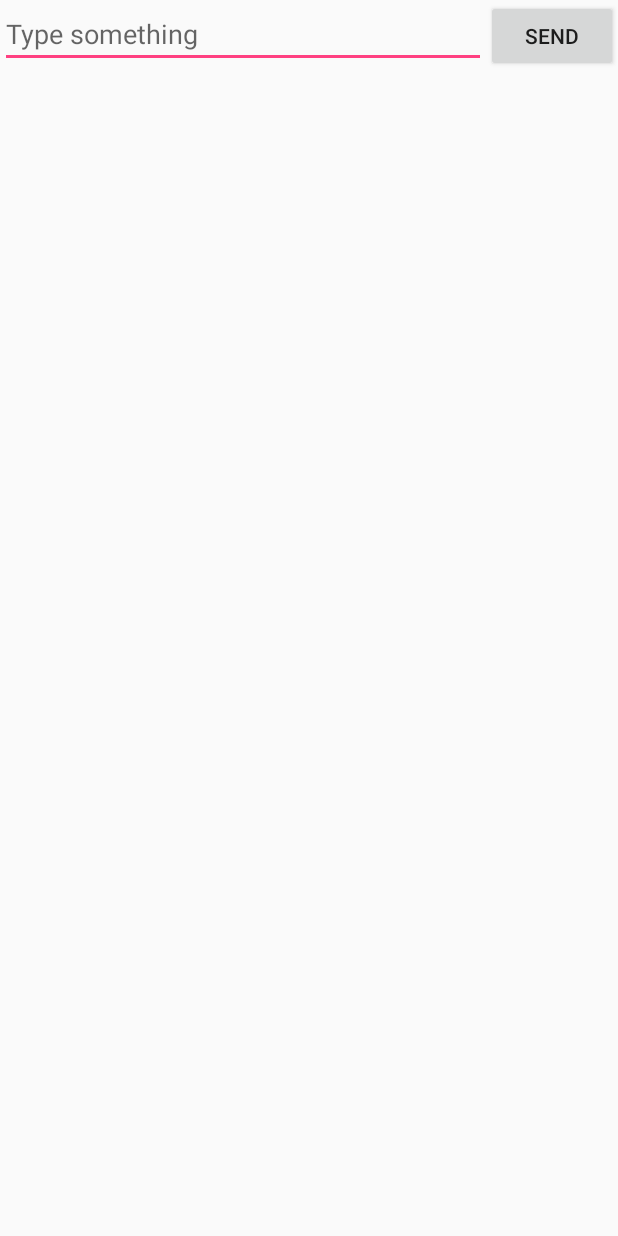
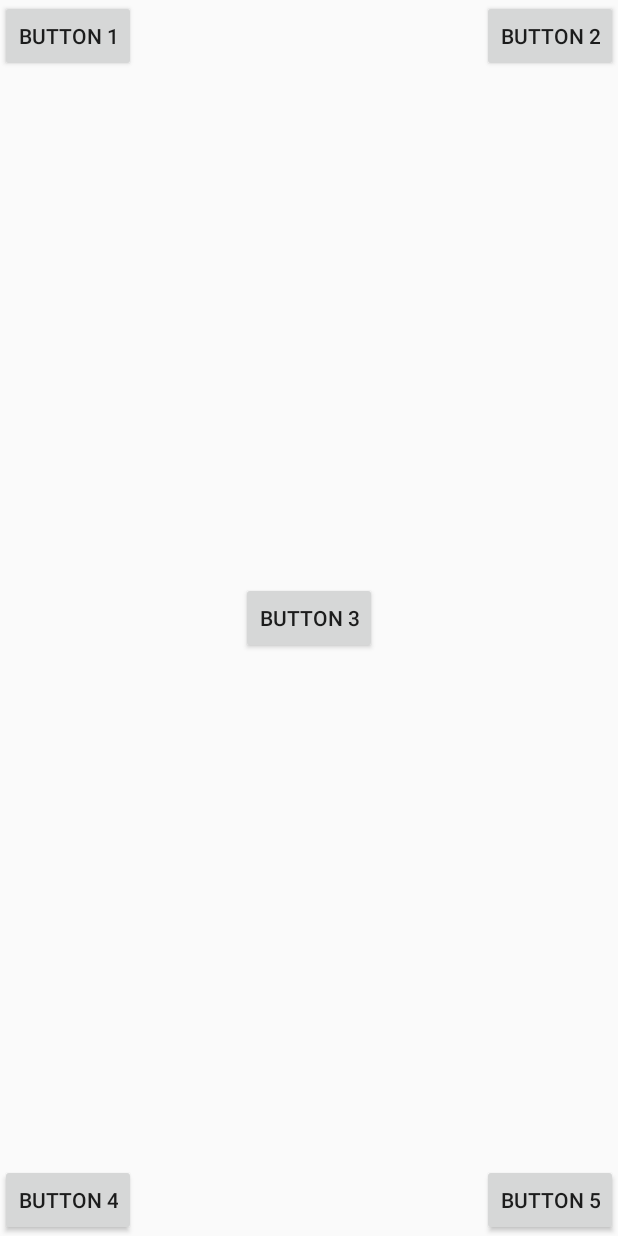
Before and after one commit to ZoeWangW/UILayoutTest, an Android app: the screen it shows after launch (MainActivity), on a phone screen of 412 x 824 dp. Run offline under Robolectric (Android 15) with nearby library versions, the light colour scheme and no system bars.

Commit message:
相对布局，相对于父布局
Signed-off-by: ZoeWangW <13438165026@163.com>

```diff
--- a/app/src/main/java/com/zoe/uilayouttest/MainActivity.java
+++ b/app/src/main/java/com/zoe/uilayouttest/MainActivity.java
@@ -15,38 +15,7 @@ public class MainActivity extends AppCompatActivity {
     protected void onCreate(Bundle savedInstanceState) {
         super.onCreate(savedInstanceState);
         setContentView(R.layout.activity_main);
-        Toolbar toolbar = (Toolbar) findViewById(R.id.toolbar);
-        setSupportActionBar(toolbar);
 
-        FloatingActionButton fab = (FloatingActionButton) findViewById(R.id.fab);
-        fab.setOnClickListener(new View.OnClickListener() {
-            @Override
-            public void onClick(View view) {
-                Snackbar.make(view, "Replace with your own action", Snackbar.LENGTH_LONG)
-                        .setAction("Action", null).show();
-            }
-        });
     }
 
-    @Override
-    public boolean onCreateOptionsMenu(Menu menu) {
-        // Inflate the menu; this adds items to the action bar if it is present.
-        getMenuInflater().inflate(R.menu.menu_main, menu);
-        return true;
-    }
-
-    @Override
-    public boolean onOptionsItemSelected(MenuItem item) {
-        // Handle action bar item clicks here. The action bar will
-        // automatically handle clicks on the Home/Up button, so long
-        // as you specify a parent activity in AndroidManifest.xml.
-        int id = item.getItemId();
-
-        //noinspection SimplifiableIfStatement
-        if (id == R.id.action_settings) {
-            return true;
-        }
-
-        return super.onOptionsItemSelected(item);
-    }
 }
--- a/app/src/main/res/layout/activity_main.xml
+++ b/app/src/main/res/layout/activity_main.xml
@@ -1,22 +1,48 @@
 <?xml version="1.0" encoding="utf-8"?>
-<LinearLayout xmlns:android = "http://schemas.android.com/apk/res/android"
+<RelativeLayout xmlns:android = "http://schemas.android.com/apk/res/android"
     android:layout_width="match_parent"
     android:layout_height="match_parent"
     android:orientation="horizontal">
 
-    <EditText
-        android:id="@+id/input_message"
-        android:layout_width="0dp"
-        android:layout_height="wrap_content"
-        android:layout_weight="1"
-        android:hint="Type something"/>
+    <Button
+    android:id="@+id/button1"
+    android:layout_width="wrap_content"
+    android:layout_height="wrap_content"
+    android:layout_alignParentLeft="true"
+    android:layout_alignParentTop="true"
+    android:text="Button 1"/>
 
     <Button
-
-        android:id="@+id/send"
+        android:id="@+id/button2"
         android:layout_width="wrap_content"
         android:layout_height="wrap_content"
-        android:text="Send"/>
+        android:layout_alignParentRight="true"
+        android:layout_alignParentTop="true"
+        android:text="Button 2"/>
+
+    <Button
+        android:id="@+id/button3"
+        android:layout_width="wrap_content"
+        android:layout_height="wrap_content"
+        android:layout_centerInParent="true"
+        android:text="Button 3"/>
 
 
-</LinearLayout>
+    <Button
+        android:id="@+id/button4"
+        android:layout_width="wrap_content"
+        android:layout_height="wrap_content"
+        android:layout_alignParentBottom="true"
+        android:layout_alignParentLeft="true"
+        android:text="Button 4"/>
+
+
+    <Button
+        android:id="@+id/button5"
+        android:layout_width="wrap_content"
+        android:layout_height="wrap_content"
+        android:layout_alignParentBottom="true"
+        android:layout_alignParentRight="true"
+        android:text="Button 5"/>
+
+</RelativeLayout>
```
